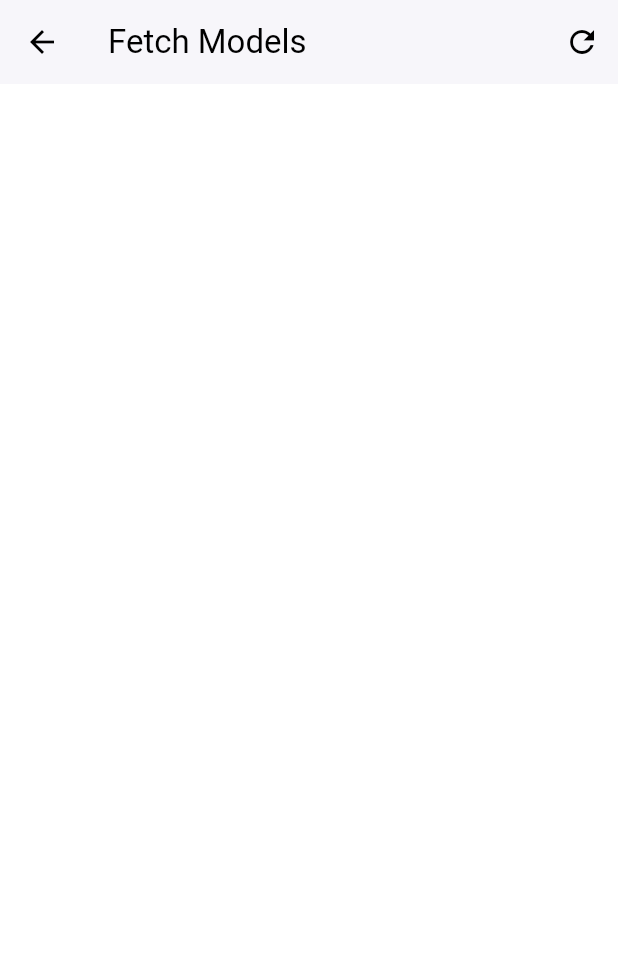
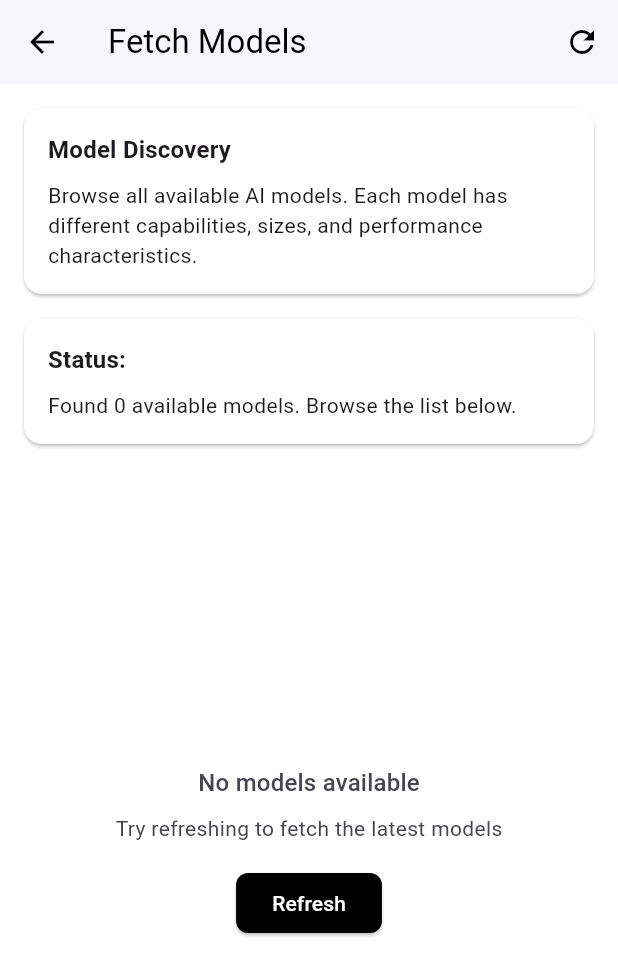
Before and after one commit to cactus-compute/cactus-flutter, a Flutter app: the screen it shows after launch, after a tap on "Fetch Models", on a phone screen of 412 x 824 dp. Shown: the top 976 px of the screen. Run offline on Flutter 3.47's test engine with Material 3 defaults, Android fonts, the phone set to English and light mode, and no system bars; our stand-ins replace device_info_plus, file_picker, objectbox, package_info_plus, shared_preferences; missing offline and left inert: dart:ffi, read_pdf_text; generated files the repository leaves out were written again; network calls fail.

Commit message:
Revamp model listing page

```diff
--- a/example/lib/fetch_models.dart
+++ b/example/lib/fetch_models.dart
@@ -12,7 +12,7 @@ class _FetchModelsPageState extends State<FetchModelsPage> {
   final lm = CactusLM();
   List<CactusModel> availableModels = [];
   bool isLoading = false;
-  String errorMessage = '';
+  String outputText = 'Click "Refresh" to load available models.';
 
   @override
   void initState() {
@@ -23,23 +23,132 @@ class _FetchModelsPageState extends State<FetchModelsPage> {
   Future<void> fetchModels() async {
     setState(() {
       isLoading = true;
-      errorMessage = '';
+      outputText = 'Fetching available models...';
     });
 
     try {
       final models = await lm.getModels();
       setState(() {
         availableModels = models;
+        outputText = 'Found ${models.length} available models. Browse the list below.';
       });
     } catch (e) {
       setState(() {
-        errorMessage = 'Error fetching models: $e';
+        outputText = 'Error fetching models: $e';
+        availableModels = [];
       });
     } finally {
       setState(() {
         isLoading = false;
       });
     }
+  }
+
+  Widget _buildModelCard(CactusModel model) {
+    return Card(
+      margin: const EdgeInsets.symmetric(horizontal: 16.0, vertical: 4.0),
+      child: Padding(
+        padding: const EdgeInsets.all(16.0),
+        child: Column(
+          crossAxisAlignment: CrossAxisAlignment.start,
+          children: [
+            Text(
+              model.name,
+              style: Theme.of(context).textTheme.titleMedium?.copyWith(
+                fontWeight: FontWeight.bold,
+              ),
+            ),
+            const SizedBox(height: 12),
+            Row(
+              mainAxisAlignment: MainAxisAlignment.spaceBetween,
+              crossAxisAlignment: CrossAxisAlignment.center,
+              children: [
+                Expanded(
+                  child: Column(
+                    crossAxisAlignment: CrossAxisAlignment.start,
+                    children: [
+                      Text(
+                        'Size: ${model.sizeMb} MB',
+                        style: Theme.of(context).textTheme.bodyMedium?.copyWith(
+                          color: Theme.of(context).colorScheme.onSurfaceVariant,
+                        ),
+                      ),
+                      const SizedBox(height: 4),
+                      Text(
+                        'Slug: ${model.slug}',
+                        style: Theme.of(context).textTheme.bodySmall?.copyWith(
+                          color: Theme.of(context).colorScheme.onSurfaceVariant,
+                        ),
+                      ),
+                    ],
+                  ),
+                ),
+                Container(
+                  padding: const EdgeInsets.symmetric(horizontal: 12, vertical: 6),
+                  decoration: BoxDecoration(
+                    color: model.isDownloaded
+                        ? Colors.green.shade100
+                        : Colors.grey.shade200,
+                    borderRadius: BorderRadius.circular(16),
+                  ),
+                  child: Text(
+                    model.isDownloaded ? 'Downloaded' : 'Available',
+                    style: Theme.of(context).textTheme.labelSmall?.copyWith(
+                      color: model.isDownloaded
+                          ? Colors.green.shade800
+                          : Colors.grey.shade700,
+                    ),
+                  ),
+                ),
+              ],
+            ),
+            if (model.supportsToolCalling || model.supportsVision) ...[
+              const SizedBox(height: 8),
+              Text(
+                'Features: ${[
+                  if (model.supportsToolCalling) 'Tool Calling',
+                  if (model.supportsVision) 'Vision'
+                ].join(', ')}',
+                style: Theme.of(context).textTheme.bodySmall?.copyWith(
+                  color: Theme.of(context).colorScheme.onSurfaceVariant,
+                ),
+              ),
+            ],
+          ],
+        ),
+      ),
+    );
+  }
+
+  Widget _buildEmptyState() {
+    return Center(
+      child: Padding(
+        padding: const EdgeInsets.all(32.0),
+        child: Column(
+          mainAxisAlignment: MainAxisAlignment.center,
+          children: [
+            Text(
+              'No models available',
+              style: Theme.of(context).textTheme.titleMedium?.copyWith(
+                color: Theme.of(context).colorScheme.onSurfaceVariant,
+              ),
+            ),
+            const SizedBox(height: 8),
+            Text(
+              'Try refreshing to fetch the latest models',
+              style: Theme.of(context).textTheme.bodyMedium?.copyWith(
+                color: Theme.of(context).colorScheme.onSurfaceVariant,
+              ),
+            ),
+            const SizedBox(height: 16),
+            ElevatedButton(
+              onPressed: fetchModels,
+              child: const Text('Refresh'),
+            ),
+          ],
+        ),
+      ),
+    );
   }
 
   @override
@@ -53,55 +162,92 @@ class _FetchModelsPageState extends State<FetchModelsPage> {
         elevation: 1,
         actions: [
           IconButton(
-            icon: const Icon(Icons.refresh, color: Colors.black),
-            onPressed: fetchModels,
+            icon: const Icon(Icons.refresh),
+            onPressed: isLoading ? null : fetchModels,
           ),
         ],
       ),
-      body: isLoading
-          ? const Center(
-              child: CircularProgressIndicator(
-                valueColor: AlwaysStoppedAnimation<Color>(Colors.black),
+      body: Column(
+        children: [
+          // Information Card
+          Card(
+            margin: const EdgeInsets.all(16.0),
+            child: Padding(
+              padding: const EdgeInsets.all(16.0),
+              child: Column(
+                crossAxisAlignment: CrossAxisAlignment.start,
+                children: [
+                  Text(
+                    "Model Discovery",
+                    style: Theme.of(context).textTheme.titleMedium?.copyWith(
+                      fontWeight: FontWeight.bold,
+                    ),
+                  ),
+                  const SizedBox(height: 8),
+                  Text(
+                    "Browse all available AI models. Each model has different capabilities, sizes, and performance characteristics.",
+                    style: Theme.of(context).textTheme.bodyMedium,
+                  ),
+                ],
               ),
-            )
-          : errorMessage.isNotEmpty
-              ? Center(
-                  child: Text(
-                    errorMessage,
-                    style: const TextStyle(color: Colors.red),
-                  ),
-                )
-              : ListView.builder(
-                  itemCount: availableModels.length,
-                  itemBuilder: (context, index) {
-                    final model = availableModels[index];
-                    return Card(
-                      color: Colors.white,
-                      elevation: 1,
-                      margin: const EdgeInsets.all(8.0),
-                      shape: RoundedRectangleBorder(
-                        borderRadius: BorderRadius.circular(8),
-                        side: const BorderSide(color: Colors.grey, width: 0.5),
-                      ),
-                      child: ListTile(
-                        title: Text(
-                          model.name,
-                          style: const TextStyle(color: Colors.black, fontWeight: FontWeight.bold),
-                        ),
-                        subtitle: Column(
-                          crossAxisAlignment: CrossAxisAlignment.start,
-                          children: [
-                            Text('Slug: ${model.slug}', style: const TextStyle(color: Colors.black)),
-                            Text('Size: ${model.sizeMb} MB', style: const TextStyle(color: Colors.black)),
-                            Text('Downloaded: ${model.isDownloaded ? 'Yes' : 'No'}', style: const TextStyle(color: Colors.black)),
-                            Text('Supports Tool Calling: ${model.supportsToolCalling ? 'Yes' : 'No'}', style: const TextStyle(color: Colors.black)),
-                            Text('Supports Vision: ${model.supportsVision ? 'Yes' : 'No'}', style: const TextStyle(color: Colors.black)),
-                          ],
+            ),
+          ),
+
+          // Status Card
+          Card(
+            margin: const EdgeInsets.symmetric(horizontal: 16.0),
+            child: Padding(
+              padding: const EdgeInsets.all(16.0),
+              child: Column(
+                crossAxisAlignment: CrossAxisAlignment.start,
+                children: [
+                  Row(
+                    children: [
+                      Text(
+                        "Status:",
+                        style: Theme.of(context).textTheme.titleMedium?.copyWith(
+                          fontWeight: FontWeight.bold,
                         ),
                       ),
-                    );
-                  },
-                ),
+                      if (isLoading) ...[
+                        const SizedBox(width: 8),
+                        const SizedBox(
+                          width: 16,
+                          height: 16,
+                          child: CircularProgressIndicator(strokeWidth: 2),
+                        ),
+                      ],
+                    ],
+                  ),
+                  const SizedBox(height: 8),
+                  Text(
+                    outputText,
+                    style: Theme.of(context).textTheme.bodyMedium,
+                  ),
+                ],
+              ),
+            ),
+          ),
+
+          const SizedBox(height: 16),
+
+          // Models List
+          Expanded(
+            child: availableModels.isNotEmpty
+                ? ListView.builder(
+                    itemCount: availableModels.length,
+                    itemBuilder: (context, index) {
+                      return _buildModelCard(availableModels[index]);
+                    },
+                  )
+                : !isLoading
+                    ? _buildEmptyState()
+                    : const Center(
+                        child: CircularProgressIndicator(),
+                      ),
+          ),
+        ],
+      ),
     );
   }
 }
```
